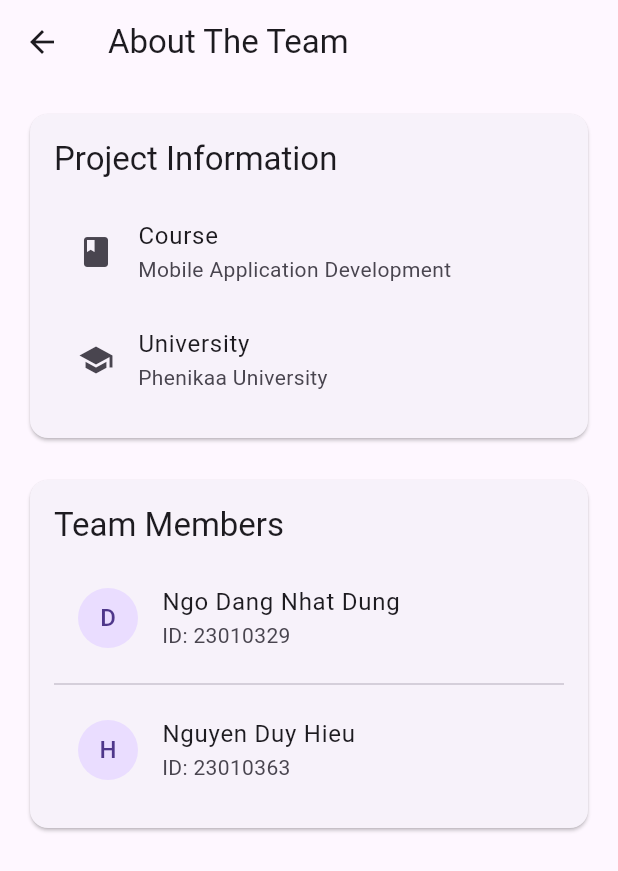
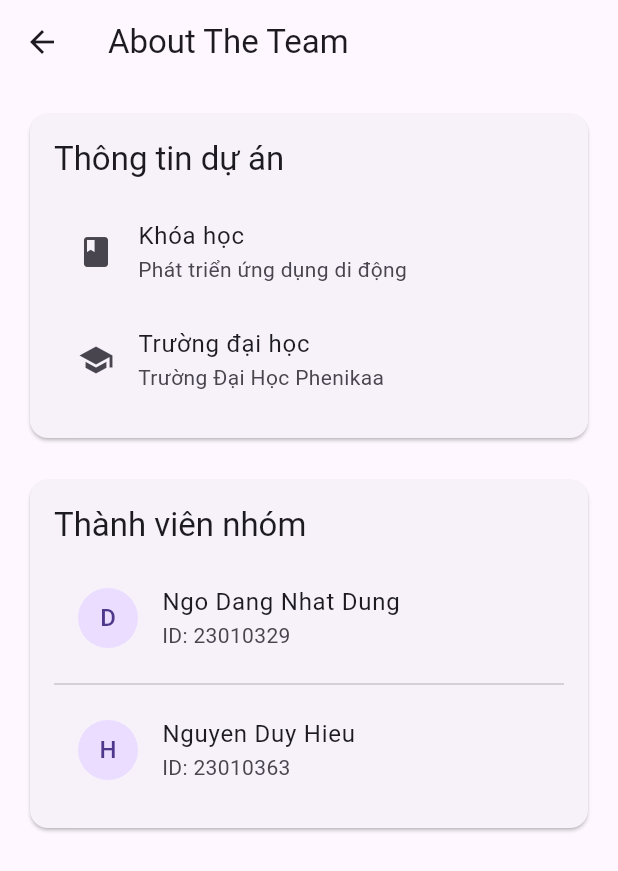
Before and after one commit to aduoke33/2025_LTTBDD_N05_Nhom_4, a Flutter app: the AboutTeamScreen screen opened directly, on a phone screen of 412 x 824 dp. Shown: the top 871 px of the screen. Run offline on Flutter 3.47's test engine with Material 3 defaults, Android fonts, the phone set to English and light mode, and no system bars; network calls fail.

Commit message:
complete translation feature and fix error

```diff
--- a/lib/l10n/app_localizations.dart
+++ b/lib/l10n/app_localizations.dart
@@ -22,15 +22,25 @@ class AppLocalizations {
       // General
       'settings': 'Settings',
       'language': 'Language',
+      'languageDescription': 'English / Tiếng Việt',
       'english': 'English',
       'vietnamese': 'Vietnamese',
       'logout': 'Logout',
       'cancel': 'Cancel',
       'confirm_logout': 'Are you sure you want to logout?',
       'about': 'About',
-      'about_team': 'About Team',
+      'aboutTheApp': 'About The App',
+      'aboutTheTeam': 'About The Team',
+      'appDescription':
+          'This is an application for English communication and learning.\n\n',
+      'post': 'Post',
 
       // Main Navigation
+      'home': 'Home',
+      'search': 'Search',
+      'tasks': 'Tasks',
+      'notifications': 'Notifications',
+      'profile': 'Profile',
       'nav_home': 'Home',
       'nav_search': 'Search',
       'nav_tasks': 'Tasks',
@@ -38,46 +48,127 @@ class AppLocalizations {
       'nav_profile': 'Profile',
 
       // Login Screen
-      'login_title': 'Login',
-      'email_hint': 'Email',
-      'password_hint': 'Password',
-      'login_button': 'Login',
-      'register_prompt': "Don't have an account? Register",
+      'welcome': 'Welcome',
+      'loginTitle': 'Login',
+      'welcomeMessage': 'Log in to continue',
+      'email': 'Email',
+      'emailHint': 'Enter your email',
+      'password': 'Password',
+      'passwordHint': 'Enter your password',
+      'forgotPassword': 'Forgot Password?',
+      'login': 'Login',
+      'dontHaveAccount': "Don't have an account?",
+      'register': 'Register',
+
+      // Register Screen
+      'createAccount': 'Create Account',
+      'getStarted': 'Get Started',
+      'createAccountMessage': 'Create your account to continue',
+      'fullName': 'Full Name',
+      'fullNameHint': 'Enter your full name',
+      'enterYourEmail': 'Enter your email',
+      'enterYourPassword': 'Enter your password',
+      'confirmPassword': 'Confirm Password',
+      'confirmPasswordHint': 'Re-enter your password',
+      'agreeToTerms': 'I agree to the Terms & Conditions',
+      'alreadyHaveAccount': 'Already have an account?',
+
+      // Home Screen
+      'englishForum': 'English Forum',
+      'createPost': 'Create Post',
+      'whatsOnYourMind': "What's on your mind?",
+      'pasteImageUrl': 'Paste image URL (optional)',
+      'imageUrl': 'Image URL',
 
       // Profile Screen
-      'profile_posts': 'Posts',
-      'profile_followers': 'Followers',
-      'profile_following': 'Following',
-      'edit_profile': 'Edit Profile',
-      'profile_saved': 'Saved',
-      'profile_tagged': 'Tagged',
+      'posts': 'Posts',
+      'followers': 'Followers',
+      'following': 'Following',
+      'editProfile': 'Edit Profile',
+      'saved': 'Saved',
+      'tagged': 'Tagged',
+      'noPostsYet': 'No posts yet',
+      'likes': 'likes',
+      'comments': 'comments',
+      'editProfileComingSoon': 'Edit profile coming soon',
+      'savedPostsComingSoon': 'Saved posts feature coming soon',
+      'taggedPostsComingSoon': 'Tagged posts feature coming soon',
+
+      // Settings Screen
+      'account': 'Account',
+      'changePassword': 'Change Password',
+      'privateAccount': 'Private Account',
+      'privateAccountDescription': 'Only followers can see your posts',
+      'appearance': 'Appearance',
+      'darkMode': 'Dark Mode',
+      'darkModeDescription': 'Enable dark theme',
+      'pushNotifications': 'Push Notifications',
+      'pushNotificationsDescription': 'Receive push notifications',
+      'emailNotifications': 'Email Notifications',
+      'emailNotificationsDescription': 'Manage email preferences',
+
+      // Search Screen
+      'searchPostsUsers': 'Search posts, users...',
+      'all': 'Tất cả',
+      'users': 'Người dùng',
+      'recent': 'Gần đây',
+      'people': 'Người',
+      'videos': 'Videos',
+      'noResultsFound': 'Không tìm thấy kết quả',
+      'searchForSomething': 'Tìm kiếm để bắt đầu',
+      'trySearchingForSomethingElse': 'Thử tìm kiếm một cái gì đó khác',
+
+      // Help Screen
+      'helpAndSupport': 'Trợ giúp & Hỗ trợ',
+      'searchForHelp': 'Tìm kiếm trợ giúp...',
+      'emailUs': 'Gửi email cho chúng tôi',
+      'liveChat': 'Trò chuyện trực tiếp',
+      'callUs': 'Gọi cho chúng tôi',
+      'frequentlyAskedQuestions': 'Câu hỏi thường gặp',
+
+      // Notifications Screen
+      'noNotifications': 'Chưa có thông báo nào',
+      'notificationsWillAppear': 'Thông báo của bạn sẽ xuất hiện ở đây',
+
+      // Daily Tasks Screen
+      'dailyTasks': 'Nhiệm vụ hàng ngày',
+      'addNewTask': 'Thêm nhiệm vụ mới...',
 
       // About Team Screen
-      'about_team_title': 'About The Team',
-      'project_info': 'Project Information',
-      'course': 'Course',
-      'course_name': 'Mobile Application Development',
-      'university': 'University',
-      'university_name': 'Phenikaa University',
-      'team_members': 'Team Members',
-      'member1_name': 'Ngo Dang Nhat Dung',
-      'member1_id': 'ID: 23010329',
-      'member2_name': 'Nguyen Duy Hieu',
-      'member2_id': 'ID: 23010363',
+      'projectInfo': 'Thông tin dự án',
+      'course': 'Khóa học',
+      'courseName': 'Phát triển ứng dụng di động',
+      'university': 'Trường đại học',
+      'universityName': 'Trường Đại Học Phenikaa',
+      'teamMembers': 'Thành viên nhóm',
+      'member1Name': 'Ngo Dang Nhat Dung',
+      'member1Id': 'ID: 23010329',
+      'member2Name': 'Nguyen Duy Hieu',
+      'member2Id': 'ID: 23010363',
     },
     'vi': {
       // General
       'settings': 'Cài đặt',
       'language': 'Ngôn ngữ',
+      'languageDescription': 'English / Tiếng Việt',
       'english': 'Tiếng Anh',
       'vietnamese': 'Tiếng Việt',
       'logout': 'Đăng xuất',
       'cancel': 'Hủy',
       'confirm_logout': 'Bạn có chắc chắn muốn đăng xuất không?',
       'about': 'Về ứng dụng',
-      'about_team': 'Về nhóm',
+      'aboutTheApp': 'Về Ứng Dụng',
+      'aboutTheTeam': 'Về Nhóm Phát Triển',
+      'appDescription':
+          'Đây là ứng dụng dành cho giao tiếp và học tiếng Anh.\n\n',
+      'post': 'Đăng',
 
       // Main Navigation
+      'home': 'Trang chủ',
+      'search': 'Tìm kiếm',
+      'tasks': 'Nhiệm vụ',
+      'notifications': 'Thông báo',
+      'profile': 'Hồ sơ',
       'nav_home': 'Trang chủ',
       'nav_search': 'Tìm kiếm',
       'nav_tasks': 'Nhiệm vụ',
@@ -85,32 +176,103 @@ class AppLocalizations {
       'nav_profile': 'Hồ sơ',
 
       // Login Screen
-      'login_title': 'Đăng nhập',
-      'email_hint': 'Email',
-      'password_hint': 'Mật khẩu',
-      'login_button': 'Đăng nhập',
-      'register_prompt': 'Chưa có tài khoản? Đăng ký',
+      'welcome': 'Chào mừng',
+      'loginTitle': 'Đăng nhập',
+      'welcomeMessage': 'Đăng nhập để tiếp tục',
+      'email': 'Email',
+      'emailHint': 'Nhập email của bạn',
+      'password': 'Mật khẩu',
+      'passwordHint': 'Nhập mật khẩu của bạn',
+      'forgotPassword': 'Quên mật khẩu?',
+      'login': 'Đăng nhập',
+      'dontHaveAccount': 'Chưa có tài khoản?',
+      'register': 'Đăng ký',
+
+      // Register Screen
+      'createAccount': 'Tạo Tài Khoản',
+      'getStarted': 'Bắt Đầu',
+      'createAccountMessage': 'Tạo tài khoản của bạn để tiếp tục',
+      'fullName': 'Họ và tên',
+      'fullNameHint': 'Nhập họ và tên của bạn',
+      'enterYourEmail': 'Nhập email của bạn',
+      'enterYourPassword': 'Nhập mật khẩu của bạn',
+      'confirmPassword': 'Xác nhận mật khẩu',
+      'confirmPasswordHint': 'Nhập lại mật khẩu của bạn',
+      'agreeToTerms': 'Tôi đồng ý với Điều khoản & Điều kiện',
+      'alreadyHaveAccount': 'Đã có tài khoản?',
+
+      // Home Screen
+      'The English Forum': 'The English Forum',
+      'createPost': 'Tạo Bài Viết',
+      'whatsOnYourMind': 'Bạn đang nghĩ gì?',
+      'pasteImageUrl': 'Dán URL hình ảnh (tùy chọn)',
+      'imageUrl': 'URL hình ảnh',
 
       // Profile Screen
-      'profile_posts': 'Bài viết',
-      'profile_followers': 'Người theo dõi',
-      'profile_following': 'Đang theo dõi',
-      'edit_profile': 'Chỉnh sửa hồ sơ',
-      'profile_saved': 'Đã lưu',
-      'profile_tagged': 'Được gắn thẻ',
+      'posts': 'Bài viết',
+      'followers': 'Người theo dõi',
+      'following': 'Đang theo dõi',
+      'editProfile': 'Chỉnh sửa hồ sơ',
+      'saved': 'Đã lưu',
+      'tagged': 'Được gắn thẻ',
+      'noPostsYet': 'Chưa có bài viết',
+      'likes': 'lượt thích',
+      'comments': 'bình luận',
+      'editProfileComingSoon': 'Tính năng chỉnh sửa hồ sơ sắp ra mắt',
+      'savedPostsComingSoon': 'Tính năng bài viết đã lưu sắp ra mắt',
+      'taggedPostsComingSoon': 'Tính năng bài viết được gắn thẻ sắp ra mắt',
+
+      // Settings Screen
+      'account': 'Tài khoản',
+      'changePassword': 'Đổi mật khẩu',
+      'privateAccount': 'Tài khoản riêng tư',
+      'privateAccountDescription': 'Chỉ người theo dõi mới xem được bài viết',
+      'appearance': 'Giao diện',
+      'darkMode': 'Chế độ tối',
+      'darkModeDescription': 'Bật chế độ tối',
+      'pushNotifications': 'Thông báo đẩy',
+      'pushNotificationsDescription': 'Nhận thông báo đẩy',
+      'emailNotifications': 'Thông báo email',
+      'emailNotificationsDescription': 'Quản lý tùy chọn email',
+
+      // Search Screen
+      'searchPostsUsers': 'Tìm kiếm bài viết, người dùng...',
+      'all': 'Tất cả',
+      'users': 'Người dùng',
+      'recent': 'Gần đây',
+      'people': 'Người',
+      'videos': 'Video',
+      'noResultsFound': 'Không tìm thấy kết quả',
+      'searchForSomething': 'Tìm kiếm để bắt đầu',
+      'trySearchingForSomethingElse': 'Thử tìm kiếm nội dung khác',
+
+      // Help Screen
+      'helpAndSupport': 'Trợ Giúp & Hỗ Trợ',
+      'searchForHelp': 'Tìm kiếm trợ giúp...',
+      'emailUs': 'Gửi Email',
+      'liveChat': 'Trò Chuyện Trực Tuyến',
+      'callUs': 'Gọi Cho Chúng Tôi',
+      'frequentlyAskedQuestions': 'Câu Hỏi Thường Gặp',
+
+      // Notifications Screen
+      'noNotifications': 'Chưa có thông báo',
+      'notificationsWillAppear': 'Thông báo của bạn sẽ xuất hiện ở đây',
+
+      // Daily Tasks Screen
+      'dailyTasks': 'Nhiệm Vụ Hàng Ngày',
+      'addNewTask': 'Thêm nhiệm vụ mới...',
 
       // About Team Screen
-      'about_team_title': 'Về Nhóm Phát Triển',
-      'project_info': 'Thông Tin Dự Án',
+      'projectInfo': 'Thông Tin Dự Án',
       'course': 'Môn học',
-      'course_name': 'Lập trình trên thiết bị di động',
+      'courseName': 'Lập trình trên thiết bị di động',
       'university': 'Trường',
-      'university_name': 'Đại học Phenikaa',
-      'team_members': 'Thành Viên Nhóm',
-      'member1_name': 'Ngô Đặng Nhật Dũng',
-      'member1_id': 'MSV: 23010329',
-      'member2_name': 'Nguyễn Duy Hiệu',
-      'member2_id': 'MSV: 23010363',
+      'universityName': 'Đại học Phenikaa',
+      'teamMembers': 'Thành Viên Nhóm',
+      'member1Name': 'Ngô Đặng Nhật Dũng',
+      'member1Id': 'MSV: 23010329',
+      'member2Name': 'Nguyễn Duy Hiệu',
+      'member2Id': 'MSV: 23010363',
     },
   };
 
--- a/lib/main.dart
+++ b/lib/main.dart
@@ -35,13 +35,8 @@ class MyApp extends StatelessWidget {
             GlobalWidgetsLocalizations.delegate,
             GlobalCupertinoLocalizations.delegate,
           ],
-          // Use a Builder to ensure the context is correct
-          home: Builder(
-            builder: (context) {
-              // This context now has the correct localizations
-              return const LoginScreen();
-            },
-          ),
+          // Start the app with the Login Screen
+          home: const LoginScreen(),
         );
       },
     );
--- a/lib/screens/main_navigation.dart
+++ b/lib/screens/main_navigation.dart
@@ -16,14 +16,6 @@ class MainNavigation extends StatefulWidget {
 class _MainNavigationState extends State<MainNavigation> {
   int _selectedIndex = 0;
 
-  static const List<Widget> _widgetOptions = <Widget>[
-    HomeScreen(),
-    SearchScreen(),
-    DailyTasksScreen(), // Thêm màn hình mới
-    NotificationsScreen(),
-    ProfileScreen(),
-  ];
-
   void _onItemTapped(int index) {
     setState(() {
       _selectedIndex = index;
@@ -33,29 +25,38 @@ class _MainNavigationState extends State<MainNavigation> {
   @override
   Widget build(BuildContext context) {
     final l10n = AppLocalizations.of(context)!;
+
+    final List<Widget> widgetOptions = <Widget>[
+      const HomeScreen(),
+      const SearchScreen(),
+      const DailyTasksScreen(),
+      const NotificationsScreen(),
+      const ProfileScreen(),
+    ];
+
     return Scaffold(
-      body: Center(child: _widgetOptions.elementAt(_selectedIndex)),
+      body: Center(child: widgetOptions.elementAt(_selectedIndex)),
       bottomNavigationBar: BottomNavigationBar(
         items: <BottomNavigationBarItem>[
           BottomNavigationBarItem(
             icon: const Icon(Icons.home),
-            label: l10n.get('home') ?? 'Home',
+            label: l10n.get('nav_home') ?? 'Home',
           ),
           BottomNavigationBarItem(
             icon: const Icon(Icons.search),
-            label: l10n.get('search') ?? 'Search',
+            label: l10n.get('nav_search') ?? 'Search',
           ),
           BottomNavigationBarItem(
             icon: const Icon(Icons.task_alt), // Icon cho Daily Tasks
-            label: l10n.get('tasks') ?? 'Tasks',
+            label: l10n.get('nav_tasks') ?? 'Tasks',
           ),
           BottomNavigationBarItem(
             icon: const Icon(Icons.notifications),
-            label: l10n.get('notifications') ?? 'Notifications',
+            label: l10n.get('nav_notifications') ?? 'Notifications',
           ),
           BottomNavigationBarItem(
             icon: const Icon(Icons.person),
-            label: l10n.get('profile') ?? 'Profile',
+            label: l10n.get('nav_profile') ?? 'Profile',
           ),
         ],
         currentIndex: _selectedIndex,
--- a/lib/screens/profile_screen.dart
+++ b/lib/screens/profile_screen.dart
@@ -118,8 +118,9 @@ class _ProfileScreenState extends State<ProfileScreen>
                   child: OutlinedButton(
                     onPressed: () {
                       ScaffoldMessenger.of(context).showSnackBar(
-                        const SnackBar(
-                          content: Text('Edit profile coming soon'),
+                        SnackBar(
+                          content: Text(l10n.get('editProfileComingSoon') ??
+                              'Edit profile coming soon'),
                         ),
                       );
                     },
@@ -128,7 +129,7 @@ class _ProfileScreenState extends State<ProfileScreen>
                         borderRadius: BorderRadius.circular(8),
                       ),
                     ),
-                    child: const Text('Edit Profile'),
+                    child: Text(l10n.get('editProfile') ?? 'Edit Profile'),
                   ),
                 ),
               ],
@@ -138,10 +139,16 @@ class _ProfileScreenState extends State<ProfileScreen>
 
           TabBar(
             controller: _tabController,
-            tabs: const [
-              Tab(icon: Icon(Icons.grid_on), text: 'Posts'),
-              Tab(icon: Icon(Icons.bookmark_border), text: 'Saved'),
-              Tab(icon: Icon(Icons.person_outline), text: 'Tagged'),
+            tabs: [
+              Tab(
+                  icon: const Icon(Icons.grid_on),
+                  text: l10n.get('posts') ?? 'Posts'),
+              Tab(
+                  icon: const Icon(Icons.bookmark_border),
+                  text: l10n.get('saved') ?? 'Saved'),
+              Tab(
+                  icon: const Icon(Icons.person_outline),
+                  text: l10n.get('tagged') ?? 'Tagged'),
             ],
           ),
 
@@ -150,7 +157,9 @@ class _ProfileScreenState extends State<ProfileScreen>
               controller: _tabController,
               children: [
                 userPosts.isEmpty
-                    ? const Center(child: Text('No posts yet'))
+                    ? Center(
+                        child: Text(
+                            l10n.get('noPostsYet') ?? 'No posts yet'))
                     : ListView.builder(
                         itemCount: userPosts.length,
                         itemBuilder: (context, index) {
@@ -178,7 +187,7 @@ class _ProfileScreenState extends State<ProfileScreen>
                                 overflow: TextOverflow.ellipsis,
                               ),
                               subtitle: Text(
-                                '${post.likesCount} likes • ${post.commentsCount} comments',
+                                '${post.likesCount} ${l10n.get('likes') ?? 'likes'} • ${post.commentsCount} ${l10n.get('comments') ?? 'comments'}',
                                 style: TextStyle(
                                   fontSize: 12,
                                   color: Colors.grey[600],
@@ -189,9 +198,13 @@ class _ProfileScreenState extends State<ProfileScreen>
                         },
                       ),
 
-                const Center(child: Text('Saved posts feature coming soon')),
+                Center(
+                    child: Text(l10n.get('savedPostsComingSoon') ??
+                        'Saved posts feature coming soon')),
 
-                const Center(child: Text('Tagged posts feature coming soon')),
+                Center(
+                    child: Text(l10n.get('taggedPostsComingSoon') ??
+                        'Tagged posts feature coming soon')),
               ],
             ),
           ),
```
